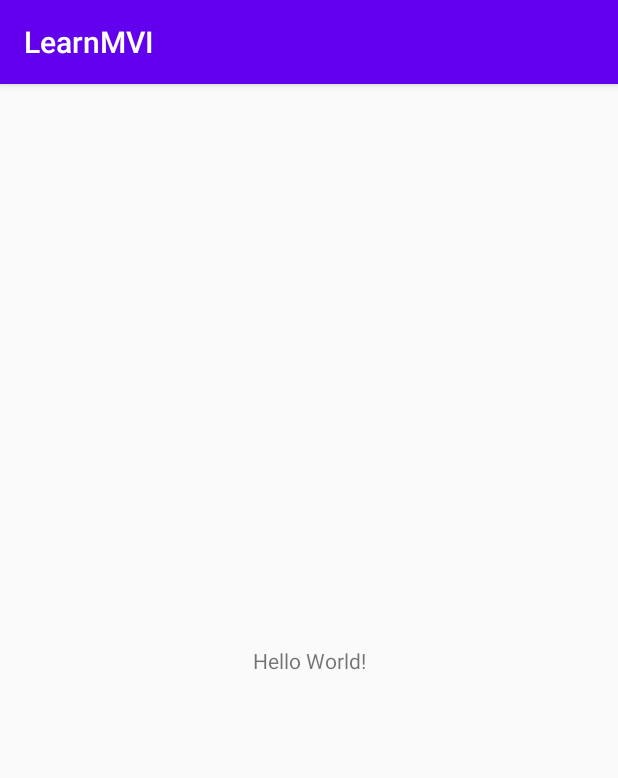
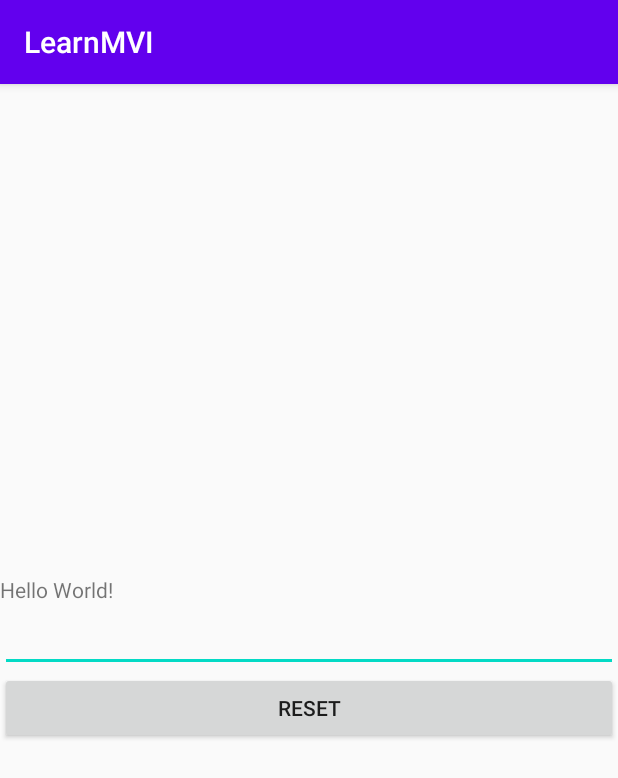
Before and after one commit to dudcheol/Just-do-it-Kotlin, an Android app: the screen it shows after launch (MainActivity), on a phone screen of 412 x 824 dp. Shown: the top 778 px of the screen. Run offline under Robolectric (Android 15) with nearby library versions, the phone set to English and light mode, and no system bars; our stand-ins replace RxJava; libraries missing offline, so code that uses them is left out: com.jakewharton.rxbinding2; 6 statements that could not run were skipped.

Commit message:
mvi 스터디 - but... 내용 부족함

```diff
--- a/LearnMVI/app/build.gradle
+++ b/LearnMVI/app/build.gradle
@@ -34,4 +34,11 @@ dependencies {
     testImplementation 'junit:junit:4.12'
     androidTestImplementation 'androidx.test.ext:junit:1.1.1'
     androidTestImplementation 'androidx.test.espresso:espresso-core:3.2.0'
+
+    implementation "io.reactivex.rxjava2:rxjava:2.1.9"
+
+    implementation "com.jakewharton.rxbinding2:rxbinding:2.1.1"
+    implementation "com.jakewharton.rxbinding2:rxbinding-appcompat-v7:2.1.1"
+    implementation "com.jakewharton.rxbinding2:rxbinding-design:2.1.1"
+
 }
--- a/LearnMVI/app/src/main/java/com/example/learnmvi/MainActivity.kt
+++ b/LearnMVI/app/src/main/java/com/example/learnmvi/MainActivity.kt
@@ -1,12 +1,37 @@
 package com.example.learnmvi
 
+import android.os.Build
+import android.os.Bundle
+import androidx.annotation.RequiresApi
 import androidx.appcompat.app.AppCompatActivity
-import android.os.Bundle
+import com.jakewharton.rxbinding2.view.RxView
+import com.jakewharton.rxbinding2.widget.RxTextView
+import io.reactivex.Observable
+import kotlinx.android.synthetic.main.activity_main.*
+import java.util.function.Consumer
 
-class MainActivity : AppCompatActivity() {
+class MainActivity : AppCompatActivity(), MainView {
 
+    @RequiresApi(Build.VERSION_CODES.N)
     override fun onCreate(savedInstanceState: Bundle?) {
         super.onCreate(savedInstanceState)
         setContentView(R.layout.activity_main)
+
+        MainIntent(this).start()
+    }
+
+    override fun getActions(): Map<String, Observable<Any>> {
+        val actions = hashMapOf<String, Observable<Any>>()
+        actions.put("Button", RxView.clicks(button))
+        actions.put("EditText", RxTextView.textChanges(editText) as Observable<Any>)
+        return actions
+    }
+
+    @RequiresApi(Build.VERSION_CODES.N)
+    override fun getConsumers(): Map<String, Consumer<Any>> {
+        val consumers = hashMapOf<String, Consumer<Any>>()
+        consumers.put("TextView", RxTextView.text(textView) as Consumer<Any>)
+        consumers.put("EditText", RxTextView.text(editText) as Consumer<Any>)
+        return consumers
     }
 }
--- /dev/null
+++ b/LearnMVI/app/src/main/java/com/example/learnmvi/MainIntent.kt
@@ -0,0 +1,18 @@
+package com.example.learnmvi
+
+import android.annotation.SuppressLint
+import android.os.Build
+import androidx.annotation.RequiresApi
+import io.reactivex.Observable;
+
+@RequiresApi(Build.VERSION_CODES.N)
+class MainIntent(mainView: MainView) {
+    private val actions: Map<String, Observable<Any>> = mainView.getActions()
+    private val mainModel: MainModel = MainModel(mainView.getConsumers())
+
+    @SuppressLint("CheckResult")
+    fun start() {
+        actions.get("Button")!!.subscribe { next -> mainModel.resetText() }
+        actions.get("EditText")!!.subscribe { changedText -> mainModel.changeText(changedText.toString()) }
+    }
+}
--- /dev/null
+++ b/LearnMVI/app/src/main/java/com/example/learnmvi/MainModel.kt
@@ -0,0 +1,41 @@
+package com.example.learnmvi
+
+import android.os.Build
+import androidx.annotation.RequiresApi
+import java.util.function.Consumer
+
+@RequiresApi(Build.VERSION_CODES.N)
+class MainModel(var consumers: Map<String, Consumer<Any>>) {
+    private val defaultText: String = "Default Text"
+    private lateinit var text: String
+
+    init {
+        resetText()
+    }
+
+    /**
+     * note : MainIntent에서 불리는 메소드
+     */
+    fun changeText(text: String) {
+        this.text = text
+        try {
+            consumers.get("TextView")?.accept(text)
+        } catch (e: Exception) {
+            e.printStackTrace()
+        }
+    }
+
+    /**
+     * note : MainIntent에서 불리는 메소드
+     *  resetText가 불려지면 text를 defaultText로 업데이트하고
+     *  consumers는 EditText에 text를 패스한다
+     */
+    fun resetText() {
+        this.text = defaultText
+        try {
+            consumers.get("EditText")?.accept(text)
+        } catch (e: Exception) {
+            e.printStackTrace()
+        }
+    }
+}
--- /dev/null
+++ b/LearnMVI/app/src/main/java/com/example/learnmvi/MainView.kt
@@ -0,0 +1,13 @@
+package com.example.learnmvi
+
+import io.reactivex.Observable
+import java.util.function.Consumer
+
+interface MainView {
+    /**
+     * note : getActions - Intent에 subscribe할 수 있는 Observable을 리턴한다
+     *        getConsumers - view가 변경됨을 알릴 수 있는 Model을 부를 수 있는 consumers를 리턴한다
+     */
+    fun getActions(): Map<String, Observable<Any>>
+    fun getConsumers(): Map<String, Consumer<Any>>
+}
--- a/LearnMVI/app/src/main/res/layout/activity_main.xml
+++ b/LearnMVI/app/src/main/res/layout/activity_main.xml
@@ -1,12 +1,14 @@
 <?xml version="1.0" encoding="utf-8"?>
-<androidx.constraintlayout.widget.ConstraintLayout xmlns:android="http://schemas.android.com/apk/res/android"
+<RelativeLayout xmlns:android="http://schemas.android.com/apk/res/android"
     xmlns:app="http://schemas.android.com/apk/res-auto"
     xmlns:tools="http://schemas.android.com/tools"
     android:layout_width="match_parent"
     android:layout_height="match_parent"
-    tools:context=".MainActivity">
+    tools:context=".MainActivity"
+    android:gravity="center">
 
     <TextView
+        android:id="@+id/textView"
         android:layout_width="wrap_content"
         android:layout_height="wrap_content"
         android:text="Hello World!"
@@ -15,4 +17,16 @@
         app:layout_constraintRight_toRightOf="parent"
         app:layout_constraintTop_toTopOf="parent" />
 
-</androidx.constraintlayout.widget.ConstraintLayout>
+    <EditText
+        android:id="@+id/editText"
+        android:layout_width="match_parent"
+        android:layout_height="wrap_content"
+        android:layout_below="@id/textView"/>
+
+    <Button
+        android:id="@+id/button"
+        android:layout_width="match_parent"
+        android:layout_height="wrap_content"
+        android:text="reset"
+        android:layout_below="@id/editText"/>
+</RelativeLayout>
```
